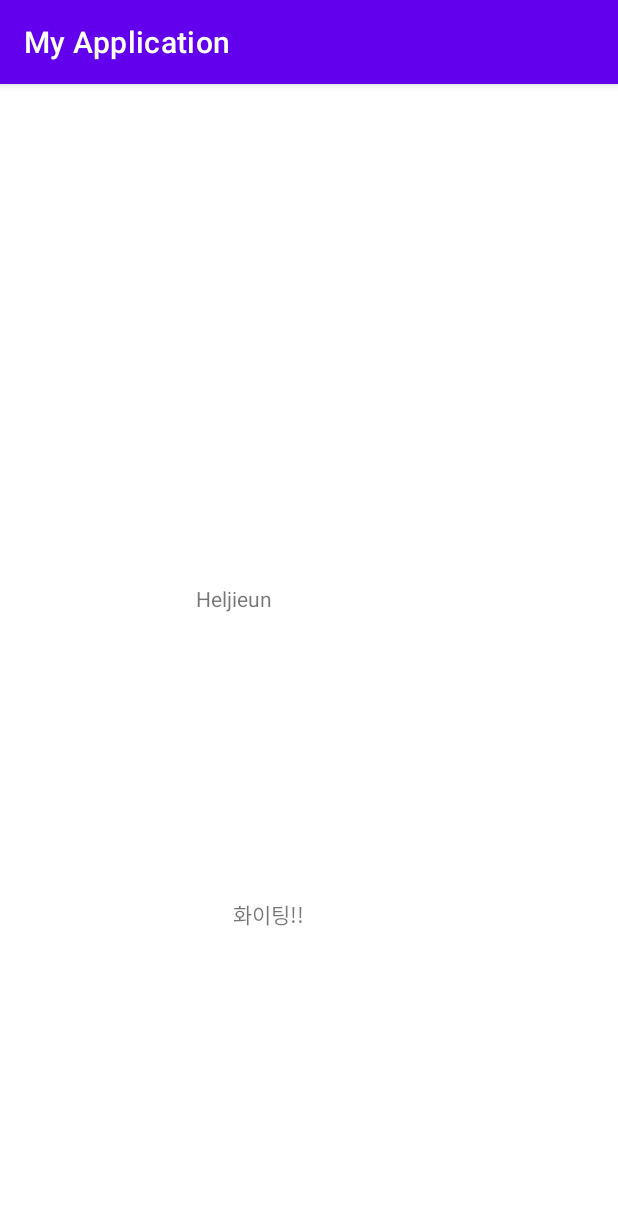
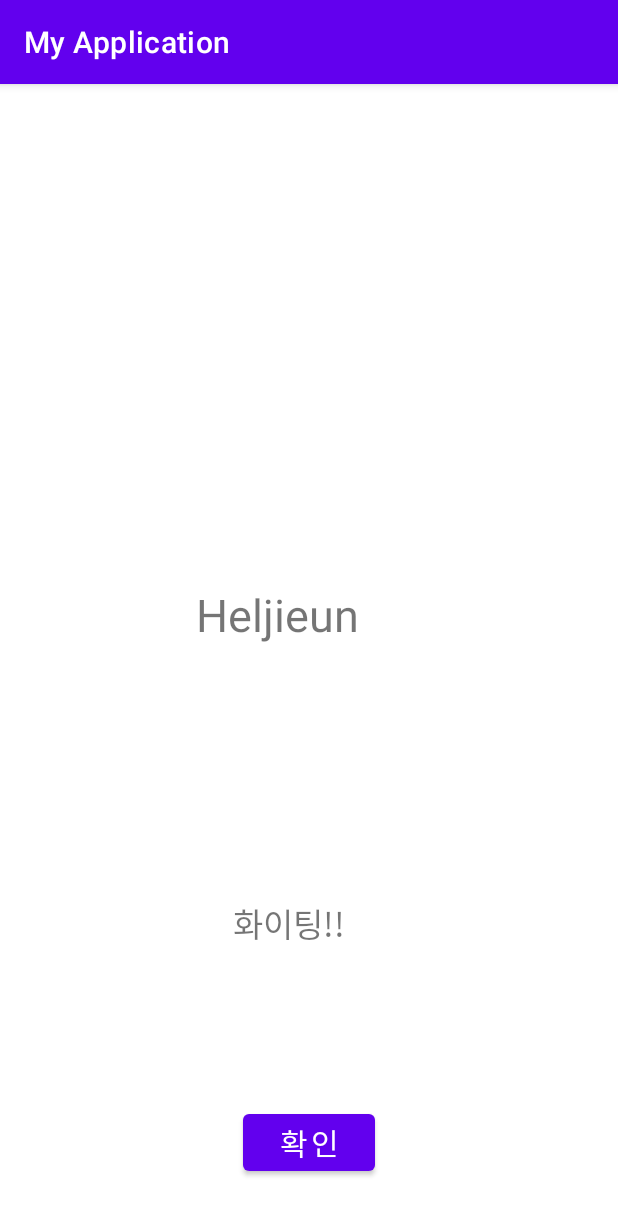
Before and after one commit to jieunheo/android, an Android app: the screen it shows after launch (MainActivity), on a phone screen of 412 x 824 dp. Shown: the top 1215 px of the screen. Run offline under Robolectric (Android 15) with nearby library versions, the phone set to English and light mode, and no system bars.

Commit message:
글씨 크기 수정 및 버튼 추가

```diff
--- a/androidFirst/app/src/main/res/layout/activity_main.xml
+++ b/androidFirst/app/src/main/res/layout/activity_main.xml
@@ -11,6 +11,7 @@
         android:layout_width="150dp"
         android:layout_height="100dp"
         android:text="Heljieun"
+        android:textSize="30sp"
         app:layout_constraintBottom_toBottomOf="parent"
         app:layout_constraintHorizontal_bias="0.498"
         app:layout_constraintLeft_toLeftOf="parent"
@@ -23,6 +24,7 @@
         android:layout_width="100dp"
         android:layout_height="100dp"
         android:text="화이팅!!"
+        android:textSize="22sp"
         app:layout_constraintBottom_toBottomOf="parent"
         app:layout_constraintEnd_toEndOf="parent"
         app:layout_constraintHorizontal_bias="0.498"
@@ -30,4 +32,15 @@
         app:layout_constraintTop_toBottomOf="@+id/textView2"
         app:layout_constraintVertical_bias="0.467" />
 
+    <Button
+        android:id="@+id/button"
+        android:layout_width="wrap_content"
+        android:layout_height="wrap_content"
+        android:text="확인"
+        android:textSize="20sp"
+        app:layout_constraintBottom_toBottomOf="parent"
+        app:layout_constraintEnd_toEndOf="parent"
+        app:layout_constraintStart_toStartOf="parent"
+        app:layout_constraintTop_toBottomOf="@+id/textView" />
+
 </androidx.constraintlayout.widget.ConstraintLayout>
```
